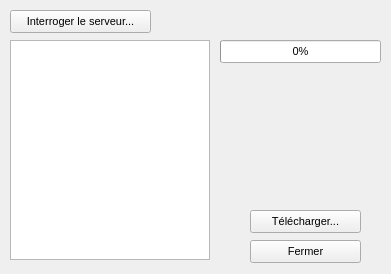
First picture: the form in telecharger.ui, repository mconsidine/previsat_archive, before the edit.
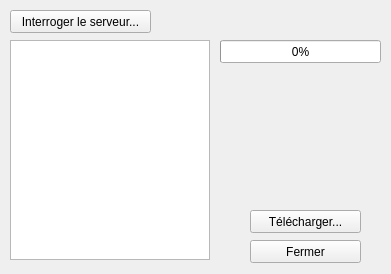
Second picture: the form after the edit. Icons and pictures are not drawn.

Patch:
```diff
--- a/telecharger.ui
+++ b/telecharger.ui
@@ -30,8 +30,6 @@
   </property>
   <property name="font">
    <font>
-    <family>MS Shell Dlg 2</family>
-    <pointsize>8</pointsize>
    </font>
   </property>
   <property name="windowTitle">
@@ -42,12 +40,6 @@
     <normaloff>:/resources/icone.ico</normaloff>:/resources/icone.ico</iconset>
   </property>
   <widget class="QWidget" name="centralwidget">
-   <property name="font">
-    <font>
-     <family>MS Shell Dlg 2</family>
-     <pointsize>8</pointsize>
-    </font>
-   </property>
    <widget class="QPushButton" name="interrogerServeur">
     <property name="geometry">
      <rect>
@@ -59,8 +51,6 @@
     </property>
     <property name="font">
      <font>
-      <family>MS Shell Dlg 2</family>
-      <pointsize>8</pointsize>
      </font>
     </property>
     <property name="text">
@@ -100,8 +90,6 @@
     </property>
     <property name="font">
      <font>
-      <family>MS Shell Dlg 2</family>
-      <pointsize>8</pointsize>
      </font>
     </property>
     <property name="value">
@@ -125,8 +113,6 @@
     </property>
     <property name="font">
      <font>
-      <family>MS Shell Dlg 2</family>
-      <pointsize>8</pointsize>
      </font>
     </property>
     <property name="text">
@@ -144,8 +130,6 @@
     </property>
     <property name="font">
      <font>
-      <family>MS Shell Dlg 2</family>
-      <pointsize>8</pointsize>
      </font>
     </property>
     <property name="text">
```
Left out of the diff: 2 changed lines with no effect on the pictures.
